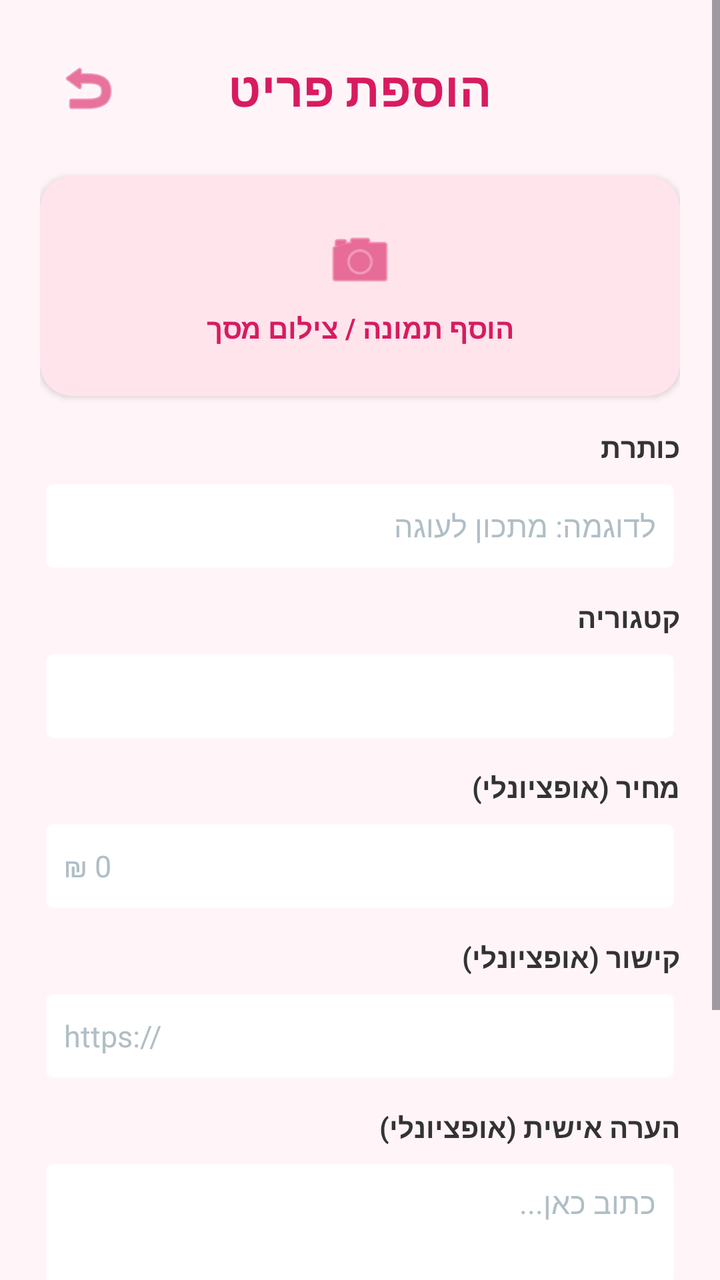
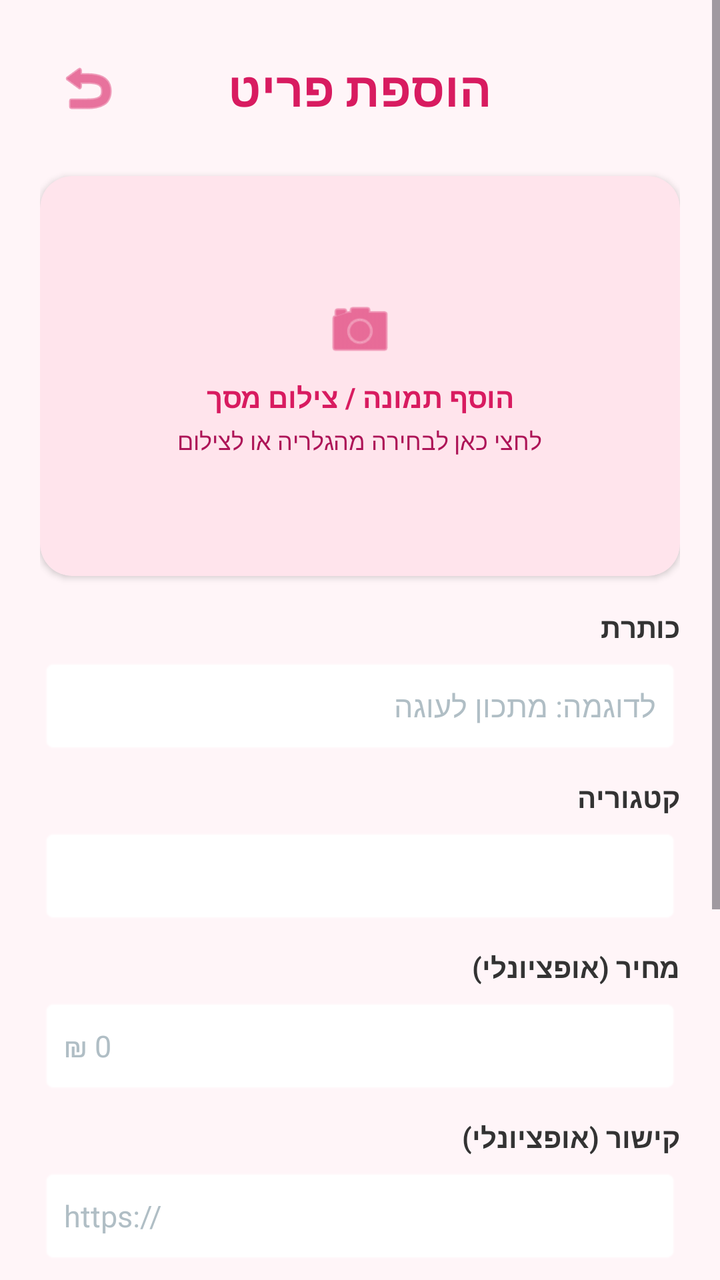

Before-and-after screenshots of an Android layout around one commit, followed by the original layout XML and the change that was made.
<!-- AndroidManifest.xml: application theme Theme.KeepIt -->
<!-- res/layout/activity_add_item.xml -->
<?xml version="1.0" encoding="utf-8"?>
<ScrollView xmlns:android="http://schemas.android.com/apk/res/android"
    xmlns:app="http://schemas.android.com/apk/res-auto"
    android:layout_width="match_parent"
    android:layout_height="match_parent"
    android:background="#FFF5F8"
    android:fillViewport="true">

    <LinearLayout
        android:layout_width="match_parent"
        android:layout_height="wrap_content"
        android:orientation="vertical"
        android:padding="20dp">

        
        <LinearLayout
            android:layout_width="match_parent"
            android:layout_height="wrap_content"
            android:orientation="horizontal"
            android:gravity="center_vertical"
            android:layout_marginBottom="20dp">

            <FrameLayout
                android:id="@+id/backButton"
                android:layout_width="48dp"
                android:layout_height="48dp"
                android:clickable="true"
                android:focusable="true"
                android:background="?attr/selectableItemBackgroundBorderless">

                <ImageView
                    android:layout_width="32dp"
                    android:layout_height="32dp"
                    android:layout_gravity="center"
                    android:src="@android:drawable/ic_menu_revert"
                    app:tint="#D81B60"
                    android:contentDescription="חזרה" />
            </FrameLayout>

            <TextView
                android:layout_width="0dp"
                android:layout_height="wrap_content"
                android:layout_weight="1"
                android:gravity="center"
                android:text="הוספת פריט"
                android:textColor="#D81B60"
                android:textSize="24sp"
                android:textStyle="bold"
                android:fontFamily="sans-serif-medium" />

            <View android:layout_width="48dp" android:layout_height="48dp"/>
        </LinearLayout>

        
        <androidx.cardview.widget.CardView
            android:id="@+id/cardSelectImage"
            android:layout_width="match_parent"
            android:layout_height="110dp"
            app:cardCornerRadius="16dp"
            app:cardElevation="2dp"
            app:cardBackgroundColor="#FFE4EC"
            android:layout_marginBottom="16dp"
            android:clickable="true"
            android:focusable="true">

            <LinearLayout
                android:layout_width="match_parent"
                android:layout_height="match_parent"
                android:orientation="vertical"
                android:gravity="center">

                <ImageView
                    android:layout_width="36dp"
                    android:layout_height="36dp"
                    android:src="@android:drawable/ic_menu_camera"
                    app:tint="#D81B60" />

                <TextView
                    android:layout_width="wrap_content"
                    android:layout_height="wrap_content"
                    android:text="הוסף תמונה / צילום מסך"
                    android:textColor="#D81B60"
                    android:textSize="14sp"
                    android:textStyle="bold"
                    android:layout_marginTop="6dp" />
            </LinearLayout>
        </androidx.cardview.widget.CardView>

        
        <TextView
            android:layout_width="match_parent"
            android:layout_height="wrap_content"
            android:text="כותרת"
            android:textColor="#333333"
            android:textSize="14sp"
            android:textStyle="bold"
            android:layout_marginBottom="6dp" />

        <EditText
            android:id="@+id/etTitle"
            android:layout_width="match_parent"
            android:layout_height="48dp"
            android:background="@android:drawable/editbox_background_normal"
            android:backgroundTint="#FFFFFF"
            android:hint="לדוגמה: מתכון לעוגה"
            android:textColor="#333333"
            android:textColorHint="#B0BEC5"
            android:textSize="15sp"
            android:paddingStart="12dp"
            android:paddingEnd="12dp"
            android:layout_marginBottom="12dp"
            android:elevation="1dp" />

        
        <TextView
            android:layout_width="match_parent"
            android:layout_height="wrap_content"
            android:text="קטגוריה"
            android:textColor="#333333"
            android:textSize="14sp"
            android:textStyle="bold"
            android:layout_marginBottom="6dp" />

        <Spinner
            android:id="@+id/spinnerCategory"
            android:layout_width="match_parent"
            android:layout_height="48dp"
            android:background="@android:drawable/editbox_background_normal"
            android:backgroundTint="#FFFFFF"
            android:layout_marginBottom="12dp"
            android:elevation="1dp" />

        
        <TextView
            android:layout_width="match_parent"
            android:layout_height="wrap_content"
            android:text="מחיר (אופציונלי)"
            android:textColor="#333333"
            android:textSize="14sp"
            android:textStyle="bold"
            android:layout_marginBottom="6dp" />

        <EditText
            android:id="@+id/etPrice"
            android:layout_width="match_parent"
            android:layout_height="48dp"
            android:background="@android:drawable/editbox_background_normal"
            android:backgroundTint="#FFFFFF"
            android:hint="₪ 0"
            android:inputType="numberDecimal"
            android:textColor="#333333"
            android:textColorHint="#B0BEC5"
            android:textSize="15sp"
            android:paddingStart="12dp"
            android:paddingEnd="12dp"
            android:layout_marginBottom="12dp"
            android:elevation="1dp" />

        
        <TextView
            android:layout_width="match_parent"
            android:layout_height="wrap_content"
            android:text="קישור (אופציונלי)"
            android:textColor="#333333"
            android:textSize="14sp"
            android:textStyle="bold"
            android:layout_marginBottom="6dp" />

        <EditText
            android:id="@+id/etLink"
            android:layout_width="match_parent"
            android:layout_height="48dp"
            android:background="@android:drawable/editbox_background_normal"
            android:backgroundTint="#FFFFFF"
            android:hint="https://"
            android:inputType="textUri"
            android:textColor="#333333"
            android:textColorHint="#B0BEC5"
            android:textSize="15sp"
            android:paddingStart="12dp"
            android:paddingEnd="12dp"
            android:layout_marginBottom="12dp"
            android:elevation="1dp" />

        
        <TextView
            android:layout_width="match_parent"
            android:layout_height="wrap_content"
            android:text="הערה אישית (אופציונלי)"
            android:textColor="#333333"
            android:textSize="14sp"
            android:textStyle="bold"
            android:layout_marginBottom="6dp" />

        <EditText
            android:id="@+id/etNote"
            android:layout_width="match_parent"
            android:layout_height="70dp"
            android:background="@android:drawable/editbox_background_normal"
            android:backgroundTint="#FFFFFF"
            android:hint="כתוב כאן..."
            android:gravity="top|start"
            android:textColor="#333333"
            android:textColorHint="#B0BEC5"
            android:textSize="15sp"
            android:padding="12dp"
            android:layout_marginBottom="12dp"
            android:elevation="1dp" />

        
        <androidx.cardview.widget.CardView
            android:id="@+id/cardReminder"
            android:layout_width="match_parent"
            android:layout_height="55dp"
            app:cardCornerRadius="12dp"
            app:cardElevation="1dp"
            app:cardBackgroundColor="#FFFFFF"
            android:layout_marginBottom="20dp"
            android:clickable="true"
            android:focusable="true">

            <LinearLayout
                android:layout_width="match_parent"
                android:layout_height="match_parent"
                android:orientation="horizontal"
                android:gravity="center_vertical"
                android:paddingHorizontal="16dp">

                <ImageView
                    android:layout_width="24dp"
                    android:layout_height="24dp"
                    android:src="@android:drawable/ic_lock_idle_alarm"
                    app:tint="#D81B60" />

                <LinearLayout
                    android:layout_width="0dp"
                    android:layout_height="wrap_content"
                    android:layout_weight="1"
                    android:orientation="vertical"
                    android:layout_marginStart="12dp">

                    <TextView
                        android:layout_width="wrap_content"
                        android:layout_height="wrap_content"
                        android:text="תזכורת (אופציונלי)"
                        android:textColor="#333333"
                        android:textSize="14sp"
                        android:textStyle="bold" />

                    <TextView
                        android:id="@+id/tvReminderTime"
                        android:layout_width="wrap_content"
                        android:layout_height="wrap_content"
                        android:text="בחר תאריך ושעה"
                        android:textColor="#B0BEC5"
                        android:textSize="12sp" />
                </LinearLayout>
            </LinearLayout>
        </androidx.cardview.widget.CardView>

        
        <Button
            android:id="@+id/btnSave"
            android:layout_width="match_parent"
            android:layout_height="55dp"
            android:backgroundTint="#D81B60"
            android:text="שמירה"
            android:textColor="#FFFFFF"
            android:textSize="16sp"
            android:textStyle="bold"
            android:fontFamily="sans-serif-medium" />

    </LinearLayout>
</ScrollView>
<!-- resources referenced by this layout -->
<resources>
  <style name="Theme.KeepIt" parent="Base.Theme.KeepIt" />
  <style name="Base.Theme.KeepIt" parent="Theme.Material3.DayNight.NoActionBar">
          
          
      </style>
</resources>

<!-- the commit's change to res/layout/activity_add_item.xml (unified diff, before → after) -->
@@ -48,32 +48,36 @@
                 android:textStyle="bold"
                 android:fontFamily="sans-serif-medium" />
 
-            <View android:layout_width="48dp" android:layout_height="48dp"/>
+            <View
+                android:layout_width="48dp"
+                android:layout_height="48dp" />
         </LinearLayout>
 
         
         <androidx.cardview.widget.CardView
             android:id="@+id/cardSelectImage"
             android:layout_width="match_parent"
-            android:layout_height="110dp"
+            android:layout_height="200dp"
+            android:layout_marginBottom="16dp"
+            android:clickable="true"
+            android:focusable="true"
             app:cardCornerRadius="16dp"
             app:cardElevation="2dp"
-            app:cardBackgroundColor="#FFE4EC"
-            android:layout_marginBottom="16dp"
-            android:clickable="true"
-            android:focusable="true">
+            app:cardBackgroundColor="#FFE4EC">
 
             <LinearLayout
                 android:layout_width="match_parent"
                 android:layout_height="match_parent"
                 android:orientation="vertical"
-                android:gravity="center">
+                android:gravity="center"
+                android:padding="8dp">
 
                 <ImageView
                     android:layout_width="36dp"
                     android:layout_height="36dp"
                     android:src="@android:drawable/ic_menu_camera"
-                    app:tint="#D81B60" />
+                    app:tint="#D81B60"
+                    android:contentDescription="בחירת תמונה" />
 
                 <TextView
                     android:layout_width="wrap_content"
@@ -83,6 +87,14 @@
                     android:textSize="14sp"
                     android:textStyle="bold"
                     android:layout_marginTop="6dp" />
+
+                <TextView
+                    android:layout_width="wrap_content"
+                    android:layout_height="wrap_content"
+                    android:text="לחצי כאן לבחירה מהגלריה או לצילום"
+                    android:textColor="#AD1457"
+                    android:textSize="12sp"
+                    android:layout_marginTop="4dp" />
             </LinearLayout>
         </androidx.cardview.widget.CardView>
 
@@ -198,7 +210,7 @@
             android:layout_height="70dp"
             android:background="@android:drawable/editbox_background_normal"
             android:backgroundTint="#FFFFFF"
-            android:hint="כתוב כאן..."
+            android:hint="כתבי כאן..."
             android:gravity="top|start"
             android:textColor="#333333"
             android:textColorHint="#B0BEC5"
@@ -212,25 +224,27 @@
             android:id="@+id/cardReminder"
             android:layout_width="match_parent"
             android:layout_height="55dp"
+            android:layout_marginBottom="20dp"
+            android:clickable="true"
+            android:focusable="true"
             app:cardCornerRadius="12dp"
             app:cardElevation="1dp"
-            app:cardBackgroundColor="#FFFFFF"
-            android:layout_marginBottom="20dp"
-            android:clickable="true"
-            android:focusable="true">
+            app:cardBackgroundColor="#FFFFFF">
 
             <LinearLayout
                 android:layout_width="match_parent"
                 android:layout_height="match_parent"
                 android:orientation="horizontal"
                 android:gravity="center_vertical"
-                android:paddingHorizontal="16dp">
+                android:paddingStart="16dp"
+                android:paddingEnd="16dp">
 
                 <ImageView
                     android:layout_width="24dp"
                     android:layout_height="24dp"
                     android:src="@android:drawable/ic_lock_idle_alarm"
-                    app:tint="#D81B60" />
+                    app:tint="#D81B60"
+                    android:contentDescription="תזכורת" />
 
                 <LinearLayout
                     android:layout_width="0dp"
